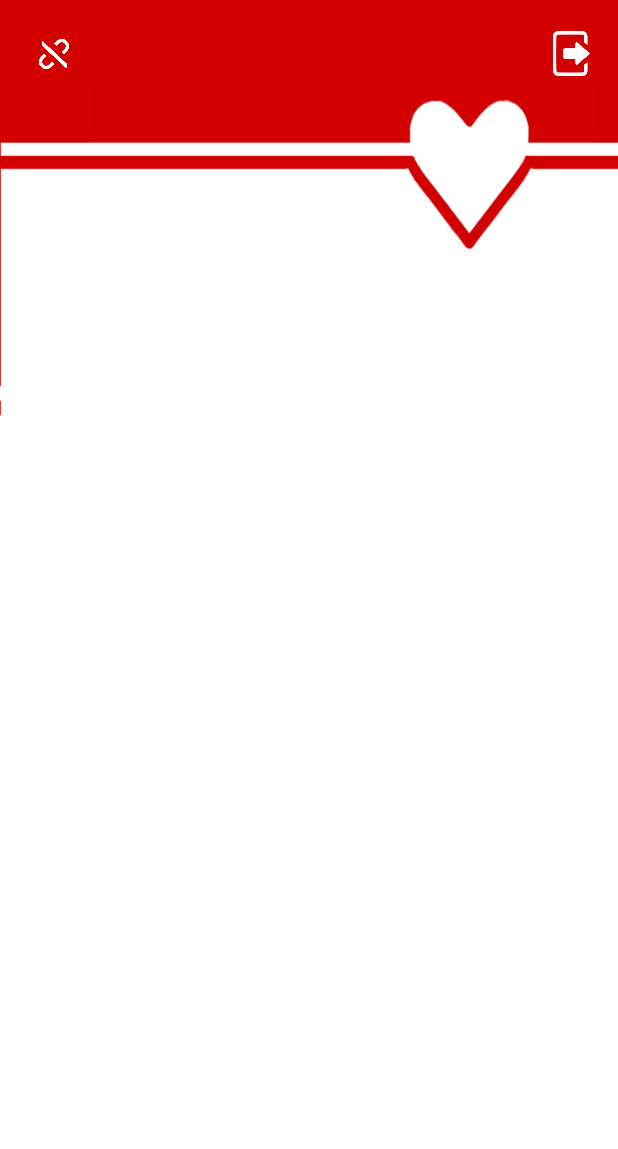
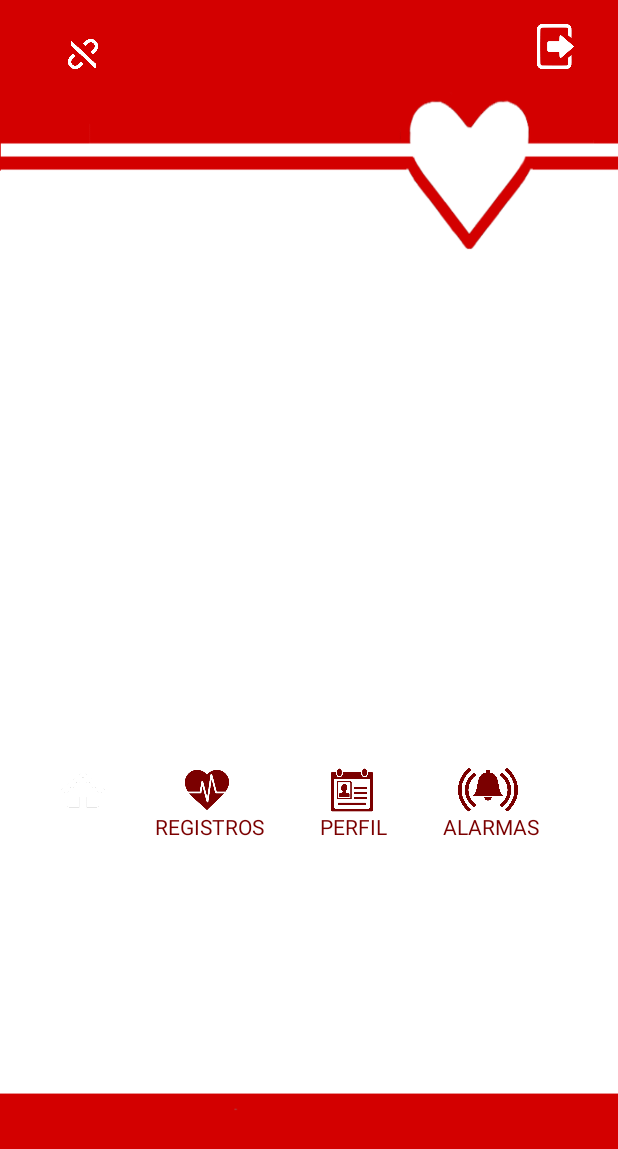
Before and after one commit to i-Gala/epilepsia_dca, an Android app: the HomeActivity screen opened directly, with no data from a screen before it, on a phone screen of 412 x 824 dp. Shown: the top 1149 px of the screen. Run offline under Robolectric (Android 15) with nearby library versions, the phone set to English and light mode, and no system bars; libraries missing offline, so code that uses them is left out: com.angel.sdk, junit.framework.

Commit message:
Update code: Submenú 'HOME'

```diff
--- a/Android/app/src/main/res/layout/activity_home.xml
+++ b/Android/app/src/main/res/layout/activity_home.xml
@@ -1,36 +1,113 @@
 <?xml version="1.0" encoding="utf-8"?>
 <RelativeLayout xmlns:android="http://schemas.android.com/apk/res/android"
     xmlns:tools="http://schemas.android.com/tools"
-    android:layout_width="match_parent"
-    android:layout_height="match_parent"
-    android:paddingBottom="@dimen/activity_vertical_margin"
-    android:paddingLeft="@dimen/activity_horizontal_margin"
-    android:paddingRight="@dimen/activity_horizontal_margin"
+    android:layout_width="wrap_content"
+    android:layout_height="wrap_content"
     android:paddingTop="@dimen/activity_vertical_margin"
     tools:context="com.ua.igala.epilepsia_dca.HomeActivity"
-    android:background="@drawable/ic_menu_nexus_all">
+    android:background="@drawable/ic_menu_updown_nexus_all">
 
     <ImageView
         android:layout_width="20dp"
         android:layout_height="20dp"
         android:id="@+id/bluetooth_connected"
         android:background="@drawable/desconectado_white"
-        android:layout_alignParentTop="true"
-        android:layout_alignParentLeft="true"
-        android:layout_alignParentStart="true"
-        android:layout_marginTop="10dp"
         android:layout_marginLeft="10dp"
-        android:onClick="scanOnClick" />
+        android:onClick="scanOnClick"
+        android:layout_alignBottom="@+id/logout"
+        android:layout_alignStart="@+id/text_home" />
 
     <ImageView
         android:layout_width="30dp"
         android:layout_height="30dp"
-        android:id="@+id/imageView"
+        android:id="@+id/logout"
         android:background="@drawable/logout_white"
         android:layout_marginLeft="10dp"
         android:onClick="logoutOnClick"
-        android:layout_alignTop="@+id/bluetooth_connected"
-        android:layout_alignParentEnd="true"
-        android:layout_marginTop="-5dp" />
+        android:layout_alignParentTop="true"
+        android:layout_toEndOf="@+id/ico_alarmas" />
+
+    <ImageView
+        android:layout_width="29dp"
+        android:layout_height="29dp"
+        android:id="@+id/ico_home"
+        android:layout_gravity="center"
+        android:background="@drawable/home_white"
+        android:layout_above="@+id/text_registro"
+        android:layout_alignStart="@+id/text_home"
+        android:layout_marginLeft="5dp" />
+
+    <TextView
+        android:layout_width="wrap_content"
+        android:layout_height="wrap_content"
+        android:textAppearance="?android:attr/textAppearanceSmall"
+        android:text="@string/menu_home"
+        android:id="@+id/text_home"
+        android:layout_marginTop="525dp"
+        android:textStyle="bold"
+        android:layout_marginLeft="35dp" />
+
+    <ImageView
+        android:layout_width="29dp"
+        android:layout_height="29dp"
+        android:id="@+id/ico_registro"
+        android:background="@drawable/signal_reddisable"
+        android:layout_alignTop="@+id/ico_home"
+        android:layout_alignBottom="@+id/ico_home"
+        android:layout_alignParentRight="false"
+        android:layout_alignParentBottom="false"
+        android:layout_marginStart="123dp" />
+
+    <TextView
+        android:layout_width="wrap_content"
+        android:layout_height="wrap_content"
+        android:textAppearance="?android:attr/textAppearanceSmall"
+        android:text="@string/menu_registros"
+        android:id="@+id/text_registro"
+        android:layout_marginLeft="103dp"
+        android:layout_alignTop="@+id/text_home"
+        android:textColor="@color/colorRedDisable"/>
+
+    <ImageView
+        android:layout_width="29dp"
+        android:layout_height="29dp"
+        android:id="@+id/ico_perfil"
+        android:background="@drawable/profile_reddisable"
+        android:layout_alignTop="@+id/ico_home"
+        android:layout_alignBottom="@+id/ico_home"
+        android:layout_alignParentRight="false"
+        android:layout_alignParentBottom="false"
+        android:layout_marginStart="220dp" />
+
+    <TextView
+        android:layout_width="wrap_content"
+        android:layout_height="wrap_content"
+        android:textAppearance="?android:attr/textAppearanceSmall"
+        android:text="@string/menu_perfil"
+        android:id="@+id/text_perfil"
+        android:layout_marginLeft="213dp"
+        android:layout_alignTop="@+id/text_home"
+        android:textColor="@color/colorRedDisable"/>
+
+    <ImageView
+        android:layout_width="40dp"
+        android:layout_height="29dp"
+        android:id="@+id/ico_alarmas"
+        android:background="@drawable/alarm_reddisable"
+        android:layout_alignTop="@+id/ico_home"
+        android:layout_alignBottom="@+id/ico_home"
+        android:layout_alignParentRight="false"
+        android:layout_alignParentBottom="false"
+        android:layout_marginStart="305dp" />
+
+    <TextView
+        android:layout_width="wrap_content"
+        android:layout_height="wrap_content"
+        android:textAppearance="?android:attr/textAppearanceSmall"
+        android:text="@string/menu_alarmas"
+        android:id="@+id/text_alarmas"
+        android:layout_marginLeft="295dp"
+        android:layout_alignTop="@+id/text_home"
+        android:textColor="@color/colorRedDisable"/>
 
 </RelativeLayout>
--- a/Android/app/src/main/res/values/colors.xml
+++ b/Android/app/src/main/res/values/colors.xml
@@ -1,6 +1,7 @@
 <?xml version="1.0" encoding="utf-8"?>
 <resources>
     <color name="colorPrimary">#D30000</color>
+    <color name="colorRedDisable">#7b0000</color>
     <color name="colorPrimaryDark">#333</color>
     <color name="colorAccent">#FF4081</color>
 
--- a/Android/app/src/main/res/values/strings.xml
+++ b/Android/app/src/main/res/values/strings.xml
@@ -22,4 +22,9 @@
     <string name="login_succesfully">Inició sesión con éxito</string>
     <string name="login_password_error">La contraseñas es incorrecta</string>
     <string name="login_email_error">El usuario no existe</string>
+
+    <string name="menu_home">HOME</string>
+    <string name="menu_registros">REGISTROS</string>
+    <string name="menu_perfil">PERFIL</string>
+    <string name="menu_alarmas">ALARMAS</string>
 </resources>
```
Also changed, not shown: Android/app/src/main/res/drawable/alarm_reddisable.png (added), Android/app/src/main/res/drawable/alarm_white.png (added), Android/app/src/main/res/drawable/estetoscopio_reddisable.png (added), Android/app/src/main/res/drawable/estetoscopio_white.png (added), Android/app/src/main/res/drawable/home_black.png (added), Android/app/src/main/res/drawable/home_reddisable.png (added), Android/app/src/main/res/drawable/home_white.png (added), Android/app/src/main/res/drawable/ic_menu_updown_nexus_all.png (added), Android/app/src/main/res/drawable/profile_reddisable.png (added), Android/app/src/main/res/drawable/profile_white.png (added), Android/app/src/main/res/drawable/signal_reddisable.png (added), Android/app/src/main/res/drawable/signal_white.png (added).
